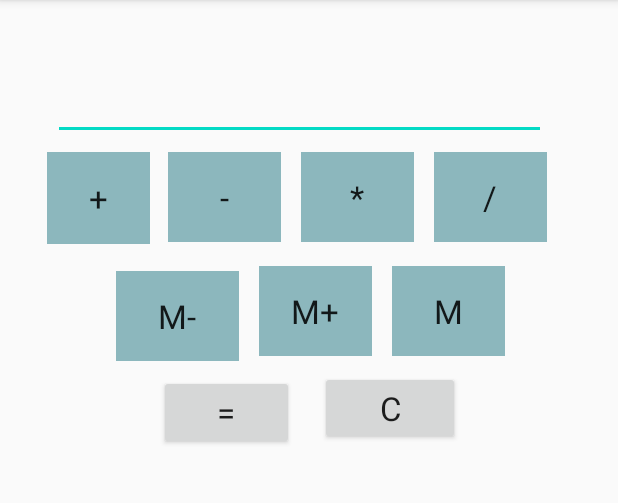
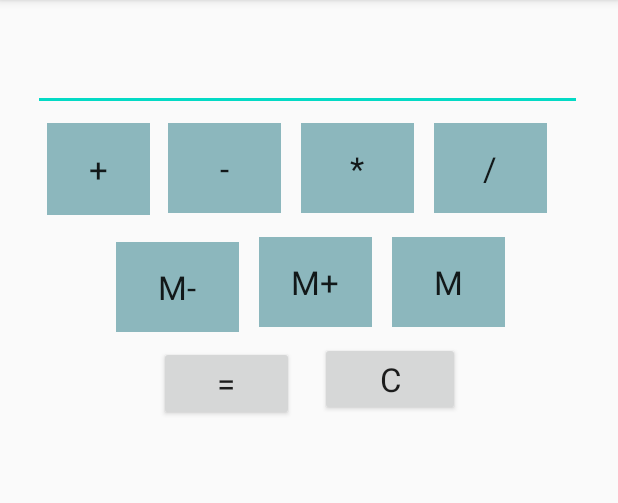
Before and after one commit to Nathaly-Fernandez/Programacion_Movil, an Android app: the screen it shows after launch (MainActivity), on a phone screen of 412 x 824 dp, the part 84-587 px from its top. Run offline under Robolectric (Android 15) with nearby library versions, the phone set to English and light mode, and no system bars.

Commit message:
cambio txt

```diff
--- a/3.CodigoFuente/Programas Movil/app/src/main/java/ec/edu/espe/calculadora/MainActivity.java
+++ b/3.CodigoFuente/Programas Movil/app/src/main/java/ec/edu/espe/calculadora/MainActivity.java
@@ -114,9 +114,13 @@ public class MainActivity extends AppCompatActivity implements View.OnClickListe
                     op1=0;
                 }else {
                     if(display.getText().toString().equals("0")){
-                        String mensaje = dividirCero();
-                        display.setText(mensaje+"");
-                        total=0;
+                        try{
+                            String mensaje = dividirCero();
+                            display.setText(mensaje+"");
+                            total=0;
+                        }catch (Exception e){
+                            display.setText("");
+                        }
                     }else{
                         total=dividir(total,Float.parseFloat(display.getText().toString()));
                         display.setText("");
--- a/3.CodigoFuente/Programas Movil/app/src/main/res/layout/activity_main.xml
+++ b/3.CodigoFuente/Programas Movil/app/src/main/res/layout/activity_main.xml
@@ -147,15 +147,15 @@
 
     <EditText
         android:id="@+id/txtNumero"
-        android:layout_width="327dp"
-        android:layout_height="72dp"
+        android:layout_width="365dp"
+        android:layout_height="64dp"
         android:layout_alignParentStart="true"
         android:layout_alignParentTop="true"
         android:layout_alignParentEnd="true"
-        android:layout_marginStart="35dp"
-        android:layout_marginTop="21dp"
-        android:layout_marginEnd="48dp"
+        android:layout_marginStart="22dp"
+        android:layout_marginTop="10dp"
+        android:layout_marginEnd="24dp"
         android:ems="10"
-        android:inputType="textPersonName" />
+        android:inputType="number" />
 
 </RelativeLayout>
```
